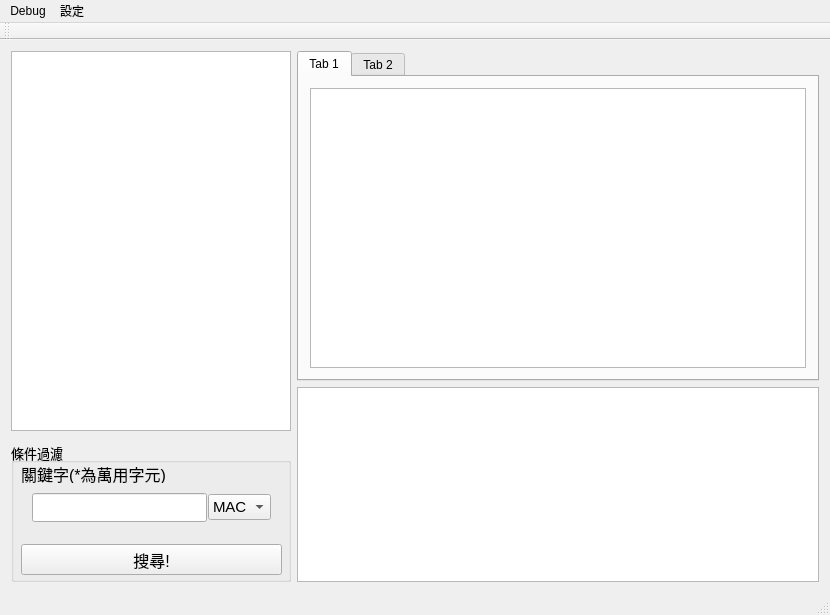
First picture: the form in ui/mainwindow.ui, repository GGORZ10227216/WIFI_tracker_MTK, before the edit.
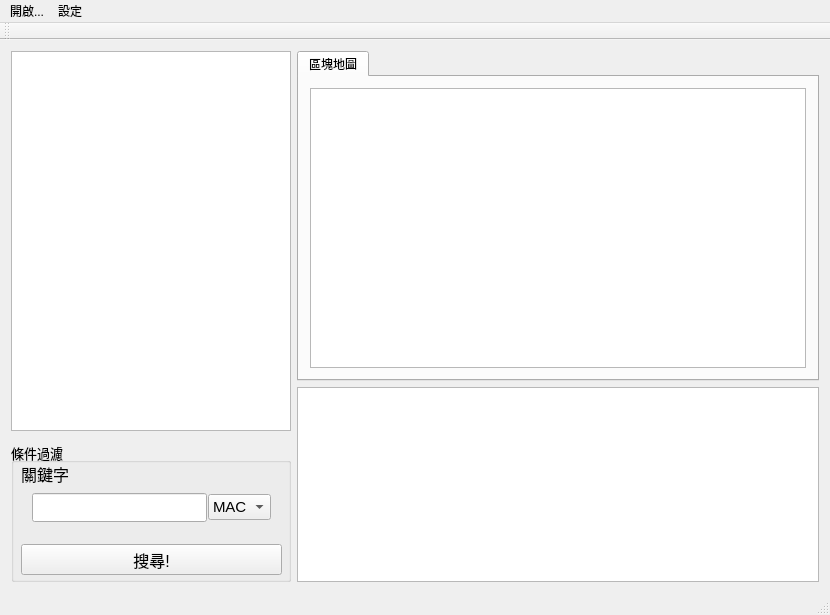
Second picture: the form after the edit.

Patch:
```diff
--- a/ui/mainwindow.ui
+++ b/ui/mainwindow.ui
@@ -89,7 +89,7 @@
             </rect>
            </property>
            <property name="text">
-            <string>&lt;html&gt;&lt;head/&gt;&lt;body&gt;&lt;p&gt;&lt;span style=&quot; font-size:12pt;&quot;&gt;關鍵字(*為萬用字元)&lt;/span&gt;&lt;/p&gt;&lt;/body&gt;&lt;/html&gt;</string>
+            <string>&lt;html&gt;&lt;head/&gt;&lt;body&gt;&lt;p&gt;&lt;span style=&quot; font-size:12pt;&quot;&gt;關鍵字&lt;/span&gt;&lt;/p&gt;&lt;/body&gt;&lt;/html&gt;</string>
            </property>
           </widget>
           <widget class="QWidget" name="horizontalLayoutWidget_2">
@@ -204,7 +204,7 @@
           </property>
           <widget class="QWidget" name="tab_3">
            <attribute name="title">
-            <string>Tab 1</string>
+            <string notr="true">區塊地圖</string>
            </attribute>
            <layout class="QHBoxLayout" name="horizontalLayout_4">
             <item>
@@ -216,11 +216,6 @@
             </item>
            </layout>
           </widget>
-          <widget class="QWidget" name="tab_4">
-           <attribute name="title">
-            <string>Tab 2</string>
-           </attribute>
-          </widget>
          </widget>
         </item>
         <item>
@@ -259,7 +254,7 @@
    </property>
    <widget class="QMenu" name="menu4444">
     <property name="title">
-     <string>Debug</string>
+     <string>開啟...</string>
     </property>
     <widget class="QMenu" name="menu">
      <property name="title">
```
Left out of the diff: 14 changed lines with no effect on the pictures.
